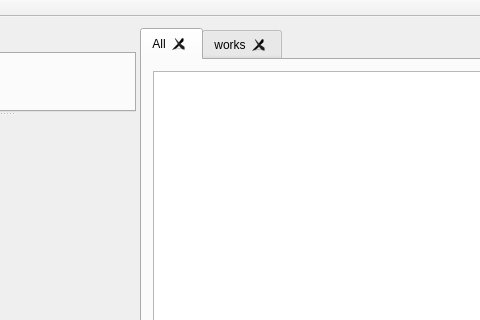
Qt form app/mainwindow.ui (x37v/datajockey) before a commit; both pictures show x 138 to 618 and y 0 to 320 of the 976 by 727 pixel window.
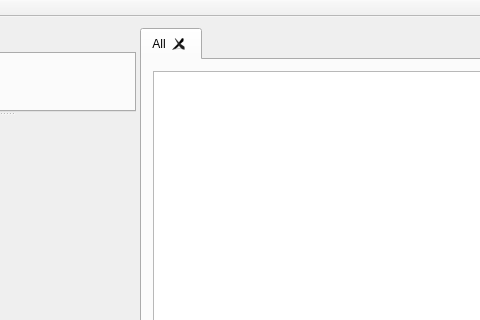
The same form after that commit. Custom widgets are drawn as their Qt base class.

The edit to the form file:
```diff
--- a/app/mainwindow.ui
+++ b/app/mainwindow.ui
@@ -92,11 +92,6 @@
          </item>
         </layout>
        </widget>
-       <widget class="QWidget" name="workfilter">
-        <attribute name="title">
-         <string>works</string>
-        </attribute>
-       </widget>
       </widget>
      </widget>
     </item>
```
